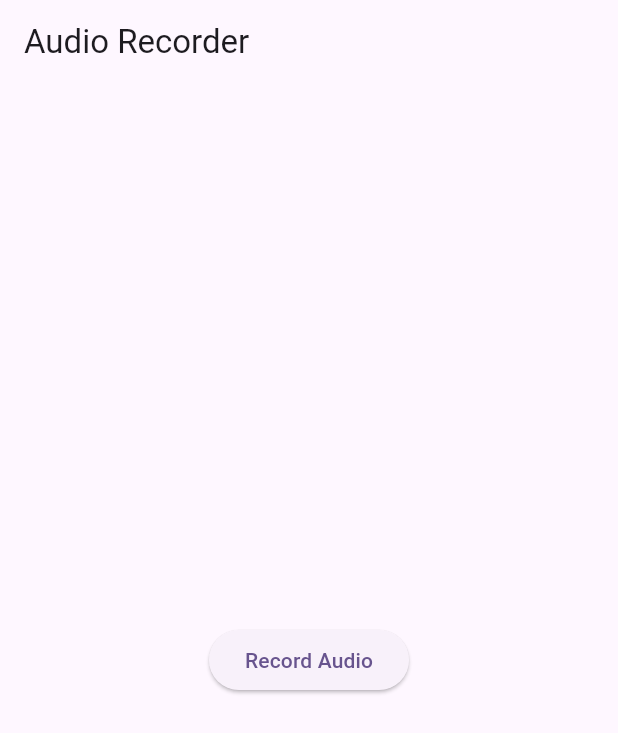
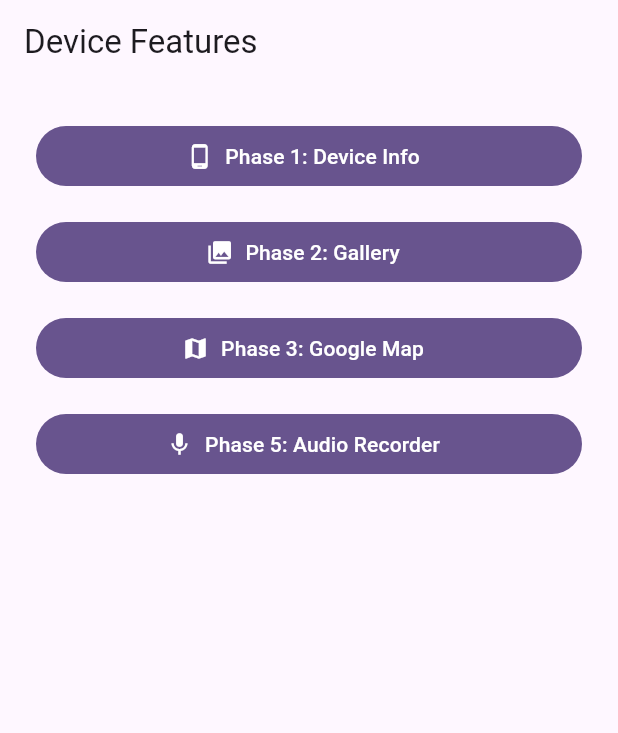
Before and after one commit to RadwaAlzayat/device-features-mini-project, a Flutter app: the screen it shows after launch, on a phone screen of 412 x 824 dp. Shown: the top 733 px of the screen. Run offline on Flutter 3.47's test engine with Material 3 defaults, Android fonts, the phone set to English and light mode, and no system bars; our stand-ins replace audioplayers, device_info_plus, google_maps_flutter, image_picker; missing offline and left inert: record.

Commit message:
Add home screen navigation, README, and screenshots

```diff
--- a/lib/main.dart
+++ b/lib/main.dart
@@ -1,7 +1,4 @@
-import 'package:device_features_mini_project/screens/audio_screen.dart';
-import 'package:device_features_mini_project/screens/device_info_screen.dart';
-import 'package:device_features_mini_project/screens/gallery_screen.dart';
-import 'package:device_features_mini_project/screens/map_screen.dart';
+import 'package:device_features_mini_project/screens/home_screen.dart';
 import 'package:flutter/material.dart';
 
 void main() {
@@ -17,7 +14,7 @@
     return MaterialApp(
       title: 'Flutter Demo',
       theme: ThemeData(colorScheme: .fromSeed(seedColor: Colors.deepPurple)),
-      home: AudioScreen(),
+      home: HomeScreen(),
     );
   }
 }
--- /dev/null
+++ b/lib/screens/home_screen.dart
@@ -0,0 +1,45 @@
+import 'package:device_features_mini_project/screens/audio_screen.dart';
+import 'package:device_features_mini_project/screens/device_info_screen.dart';
+import 'package:device_features_mini_project/screens/gallery_screen.dart';
+import 'package:device_features_mini_project/screens/map_screen.dart';
+import 'package:device_features_mini_project/widgets/phase_button.dart';
+import 'package:flutter/material.dart';
+
+class HomeScreen extends StatelessWidget {
+  const HomeScreen({super.key});
+
+  @override
+  Widget build(BuildContext context) {
+    return Scaffold(
+      appBar: AppBar(title: const Text('Device Features')),
+      body: ListView(
+        padding: const EdgeInsets.all(24),
+        children: const [
+          PhaseButton(
+            title: 'Phase 1: Device Info',
+            icon: Icons.phone_android,
+            destination: DeviceInfoScreen(),
+          ),
+          SizedBox(height: 16),
+          PhaseButton(
+            title: 'Phase 2: Gallery',
+            icon: Icons.photo_library,
+            destination: GalleryScreen(),
+          ),
+          SizedBox(height: 16),
+          PhaseButton(
+            title: 'Phase 3: Google Map',
+            icon: Icons.map,
+            destination: MapScreen(),
+          ),
+          SizedBox(height: 16),
+          PhaseButton(
+            title: 'Phase 5: Audio Recorder',
+            icon: Icons.mic,
+            destination: AudioScreen(),
+          ),
+        ],
+      ),
+    );
+  }
+}
--- /dev/null
+++ b/lib/widgets/phase_button.dart
@@ -0,0 +1,25 @@
+import 'package:flutter/material.dart';
+
+class PhaseButton extends StatelessWidget {
+  const PhaseButton({
+    super.key,
+    required this.title,
+    required this.icon,
+    required this.destination,
+  });
+
+  final String title;
+  final IconData icon;
+  final Widget destination;
+
+  @override
+  Widget build(BuildContext context) {
+    return FilledButton.icon(
+      onPressed: () {
+        Navigator.push(context, MaterialPageRoute(builder: (_) => destination));
+      },
+      icon: Icon(icon),
+      label: Text(title),
+    );
+  }
+}
```
Also changed, not shown: 5 other files.
